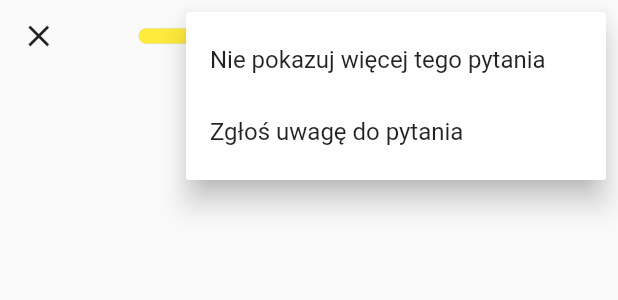
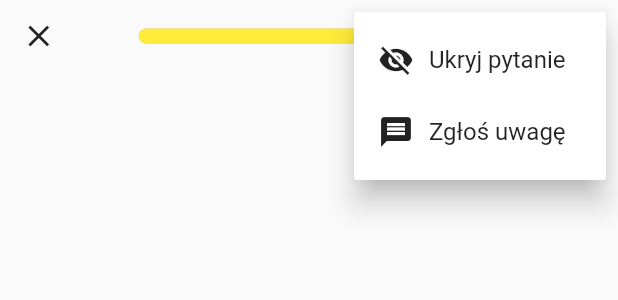
Before and after one commit to arturoszulc/sepapka, a Flutter app: what singleQuestionTopBar() shows on an empty page, opened directly, after a tap on the "settings" icon, on a phone screen of 412 x 824 dp. Shown: the top 300 px of the screen. Run offline on Flutter 3.47's test engine with Material 2 defaults, Android fonts, the phone set to English and light mode, and no system bars; drawn by our look-alikes of percent_indicator; our stand-ins replace badges, cloud_firestore, firebase_auth, firebase_core, flutter_spinkit, get_it and 2 more; accounts and stored records are empty.

Commit message:
- Refactored show/hide question button in questionListSingle - Refactored DALEJ button - refactored question settings button in quiz

```diff
--- a/lib/utils/consts/question.dart
+++ b/lib/utils/consts/question.dart
@@ -30,6 +30,6 @@ const List<Color?> labelColors = [Colors.grey, Colors.blue, Colors.green, Colors
 const Map<String, Widget> qListIcons = {
   'new': Icon(Icons.hourglass_empty),
   'practice': Icon(Icons.hourglass_full),
-  'notShown': Icon(Icons.not_interested),
+  'notShown': Icon(Icons.visibility_off),
   'none': SizedBox(),
 };
--- a/lib/view_layer/custom_widgets/settings_popupmenu.dart
+++ b/lib/view_layer/custom_widgets/settings_popupmenu.dart
@@ -4,17 +4,29 @@ import 'package:sepapka/viewmodel_layer/manager.dart';
 import 'package:sepapka/utils/consts/nav.dart';
 
 
-Widget buildSettingsMenu(bool isQuestionHidden) {
+Widget buildSettingsMenu() {
   return PopupMenuButton(
     icon: const Icon(Icons.settings),
     itemBuilder: (context) => [
       PopupMenuItem(
-        onTap: isQuestionHidden ? () async => await context.read<Manager>().moveQuestionBackToShown() : () async => await context.read<Manager>().doNotShowThisQuestionAnymore(),
-        child: isQuestionHidden ? const Text('Przywróć pytanie') : const Text('Nie pokazuj więcej tego pytania'),
+        onTap: () async => await context.read<Manager>().doNotShowThisQuestionAnymore(),
+        child: Row(
+          children: const [
+            Icon(Icons.visibility_off),
+            SizedBox(width: 10),
+            Text('Ukryj pytanie'),
+          ],
+        ),
       ),
       PopupMenuItem(
         onTap: () => context.read<Manager>().navigate(Screen.remark),
-        child: const Text('Zgłoś uwagę do pytania'),
+        child: Row(
+          children: const [
+            Icon(Icons.message),
+            SizedBox(width: 10),
+            Text('Zgłoś uwagę'),
+          ],
+        ),
       ),
     ],
   );
--- a/lib/view_layer/custom_widgets/single_question_top_bar.dart
+++ b/lib/view_layer/custom_widgets/single_question_top_bar.dart
@@ -45,7 +45,7 @@ Widget singleQuestionTopBar(BuildContext context) {
       //Options button
       Expanded(
           // flex: 2,
-          child: buildSettingsMenu(false)),
+          child: buildSettingsMenu()),
     ],
   );
 }
```
Also changed, not shown: lib/view_layer/custom_widgets/snackbar_hide_question.dart (added, +8 -0 lines), lib/view_layer/question_list/question_list_screen.dart (+12 -7 lines), lib/view_layer/question_list/question_list_single.dart (+39 -17 lines), lib/view_layer/question_quiz/question_quiz_single.dart (+1 -13 lines).
